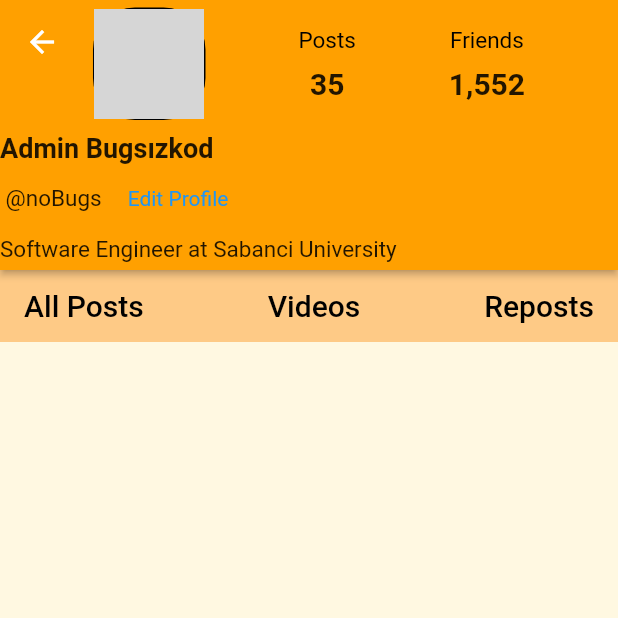
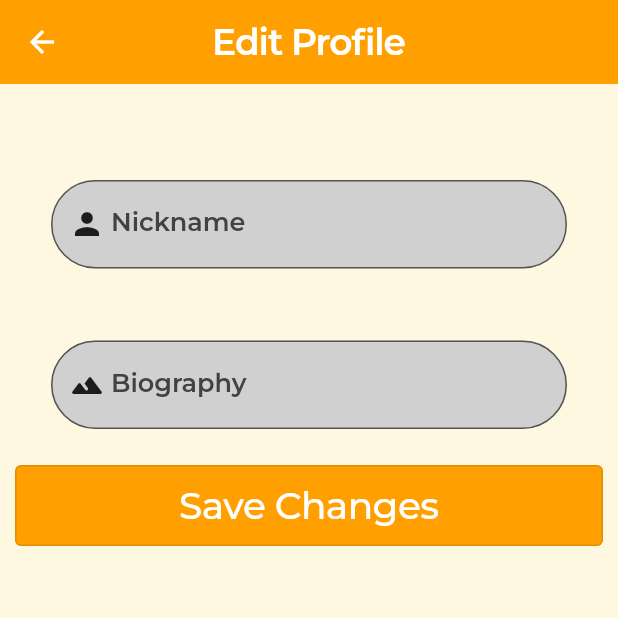
Before and after one commit to oytunkuday/campSU, a Flutter app: the ProfilePage screen opened directly, after a tap on "Edit Profile", on a phone screen of 412 x 824 dp, the top half of it. Run offline on Flutter 3.47's test engine with Material 2 defaults, Android fonts, the light colour scheme and no system bars; our stand-ins replace email_validator, google_fonts, video_player; network calls fail; statements that could not run were skipped; grey boxes are pictures that could not be loaded.

Commit message:
edit profile yapildi

```diff
--- a/lib/pages/profile_page.dart
+++ b/lib/pages/profile_page.dart
@@ -4,6 +4,7 @@ import 'package:flutter/material.dart';
 import 'package:campsu/data/me_post_json.dart';
 import 'package:campsu/utils/colors.dart';
 import 'package:video_player/video_player.dart';
+import 'package:campsu/routes/editProfile.dart';
 
 class ProfilePage extends StatefulWidget {
   const ProfilePage({Key? key}) : super(key: key);
@@ -55,9 +56,7 @@ class _ProfilePageState extends State<ProfilePage> {
           mainAxisAlignment: MainAxisAlignment.center,
           crossAxisAlignment: CrossAxisAlignment.start,
           children: [
-            Row(
-            mainAxisAlignment: MainAxisAlignment.spaceEvenly,
-            children: [
+            Row(mainAxisAlignment: MainAxisAlignment.spaceEvenly, children: [
               Container(
                 width: 75,
                 height: 75,
@@ -116,23 +115,24 @@ class _ProfilePageState extends State<ProfilePage> {
               "Admin Bugsızkod",
               style: TextStyle(fontSize: 18, fontWeight: FontWeight.bold),
             ),
-            Row(
-            children: [
+            Row(children: [
               const Text(
                 " @noBugs",
                 style: TextStyle(fontSize: 15, height: 1),
               ),
+              SizedBox(width: 244),
               TextButton(
-              onPressed: () {},
-              style: TextButton.styleFrom(padding: const EdgeInsets.all(0),
-                textStyle: TextStyle(
-                  height: 1
+                onPressed: () {
+                  Navigator.push(context,
+                      MaterialPageRoute(builder: (context) => EditProfile()));
+                  ;
+                },
+                style: TextButton.styleFrom(
+                    padding: const EdgeInsets.all(0),
+                    textStyle: TextStyle(height: 1)),
+                child: const Text('Edit Profile'),
               )
-              ),
-              child: const Text('     Edit Profile'),
-             )
-            ]
-            ),
+            ]),
             const Text(
               "Software Engineer at Sabanci University",
               style: TextStyle(fontSize: 15),
@@ -148,7 +148,9 @@ class _ProfilePageState extends State<ProfilePage> {
         children: [
           Container(
             color: Color.fromARGB(255, 254, 202, 134),
-            child: Row(mainAxisAlignment: MainAxisAlignment.spaceBetween, children: [
+            child: Row(
+                mainAxisAlignment: MainAxisAlignment.spaceBetween,
+                children: [
                   FlatButton(
                     color: const Color.fromARGB(255, 254, 202, 134),
                     textColor: Colors.black,
--- /dev/null
+++ b/lib/routes/editProfile.dart
@@ -0,0 +1,119 @@
+import 'dart:io' show Platform;
+import 'package:campsu/pages/profile_page.dart';
+import 'package:flutter/cupertino.dart';
+import 'package:flutter/material.dart';
+import 'package:campsu/utils/colors.dart';
+import 'package:campsu/utils/dimensions.dart';
+import 'package:campsu/utils/screenSizes.dart';
+import 'package:campsu/utils/styles.dart';
+import 'package:campsu/pages/root_app.dart';
+
+class EditProfile extends StatefulWidget {
+  @override
+  _editState createState() => _editState();
+
+  static const String routeName = '/editprofile';
+}
+
+class _editState extends State<EditProfile> {
+  @override
+  Widget build(BuildContext context) {
+    return Scaffold(
+        appBar: AppBar(
+          title: Text(
+            'Edit Profile',
+            style: kAppBarTitleTextStyle,
+          ),
+          backgroundColor: AppColors.headColor,
+          centerTitle: true,
+          elevation: 0.0,
+        ),
+        body: Scaffold(
+          backgroundColor: AppColors.backgroundColor,
+          body: Padding(
+            padding: Dimens.regularPadding,
+            child: Form(
+              child: Column(
+                crossAxisAlignment: CrossAxisAlignment.stretch,
+                children: [
+                  SizedBox(height: 30),
+                  Container(
+                    padding: EdgeInsets.all(24),
+                    width: screenWidth(context, dividedBy: 1.1),
+                    child: TextFormField(
+                      keyboardType: TextInputType.emailAddress,
+                      decoration: InputDecoration(
+                        label: Container(
+                          width: 116,
+                          child: Row(
+                            children: [
+                              const Icon(Icons.person),
+                              const SizedBox(width: 4),
+                              const Text('Nickname'),
+                            ],
+                          ),
+                        ),
+                        fillColor: AppColors.textFieldFillColor,
+                        filled: true,
+                        labelStyle: kBoldLabelStyle,
+                        border: OutlineInputBorder(
+                          borderSide: BorderSide(
+                            color: AppColors.primary,
+                          ),
+                          borderRadius: BorderRadius.circular(30),
+                        ),
+                      ),
+                    ),
+                  ),
+                  Container(
+                    padding: EdgeInsets.all(24),
+                    width: screenWidth(context, dividedBy: 1.1),
+                    child: TextFormField(
+                      keyboardType: TextInputType.text,
+                      enableSuggestions: false,
+                      autocorrect: false,
+                      decoration: InputDecoration(
+                        label: Container(
+                          width: 150,
+                          child: Row(
+                            children: [
+                              const Icon(Icons.terrain_rounded),
+                              const SizedBox(width: 4),
+                              const Text('Biography'),
+                            ],
+                          ),
+                        ),
+                        fillColor: AppColors.textFieldFillColor,
+                        filled: true,
+                        labelStyle: kBoldLabelStyle,
+                        border: OutlineInputBorder(
+                          borderSide: BorderSide(
+                            color: AppColors.primary,
+                          ),
+                          borderRadius: BorderRadius.circular(30),
+                        ),
+                      ),
+                    ),
+                  ),
+                  OutlinedButton(
+                    onPressed: () {
+                      Navigator.pop(context);
+                    },
+                    child: Padding(
+                      padding: const EdgeInsets.symmetric(vertical: 12.0),
+                      child: Text(
+                        'Save Changes',
+                        style: kButtonDarkTextStyle,
+                      ),
+                    ),
+                    style: OutlinedButton.styleFrom(
+                      backgroundColor: AppColors.headColor,
+                    ),
+                  ),
+                ],
+              ),
+            ),
+          ),
+        ));
+  }
+}
```
Lines whose indentation alone changed are shown as unchanged.
